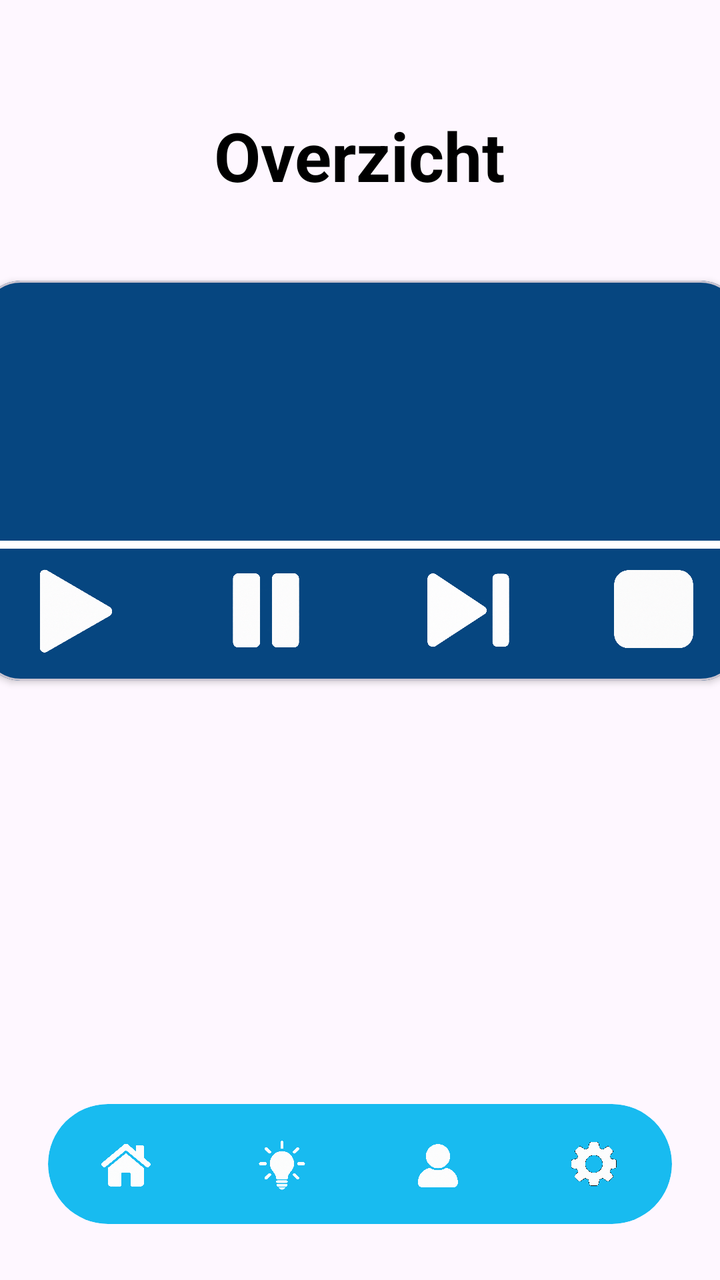
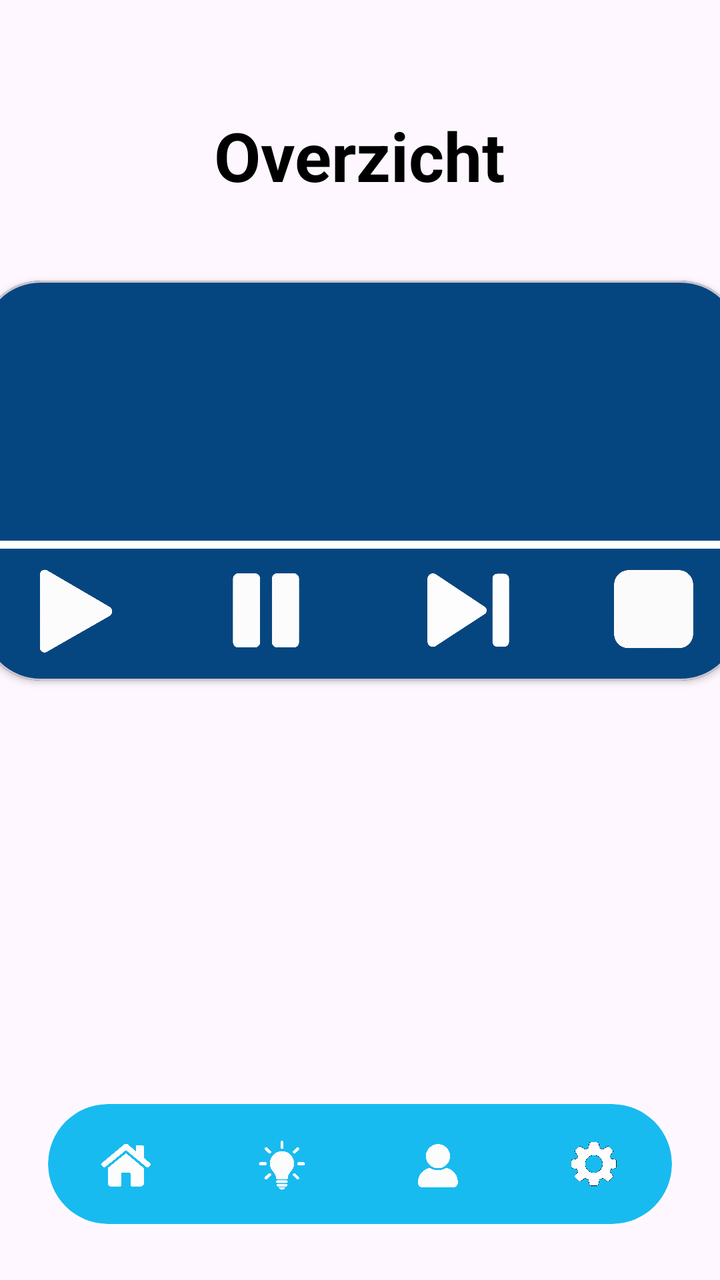

Compare the two renders of this Android layout. The source of the first and the diff that turns it into the second are given below.
<!-- AndroidManifest.xml: application theme Theme.Homeassistantdasboard -->
<!-- res/layout/activity_dasboard.xml -->
<?xml version="1.0" encoding="utf-8"?>
<androidx.constraintlayout.widget.ConstraintLayout xmlns:android="http://schemas.android.com/apk/res/android"
    xmlns:app="http://schemas.android.com/apk/res-auto"
    xmlns:tools="http://schemas.android.com/tools"
    android:id="@+id/main"
    android:layout_width="match_parent"
    android:layout_height="match_parent"
    tools:context=".dasboard">

    

    <TextView
        android:id="@+id/textView2"
        android:layout_width="wrap_content"
        android:layout_height="wrap_content"
        android:layout_marginTop="55dp"
        android:text="Overzicht"
        android:textColor="#000000"
        android:textSize="34sp"
        android:textStyle="bold"
        app:layout_constraintEnd_toEndOf="parent"
        app:layout_constraintStart_toStartOf="parent"
        app:layout_constraintTop_toTopOf="parent" />

    
    <com.google.android.material.card.MaterialCardView
        android:id="@+id/musicCard"
        android:layout_width="380dp"
        android:layout_height="200dp"
        android:layout_marginStart="24dp"
        android:layout_marginTop="40dp"
        android:layout_marginEnd="24dp"
        app:cardBackgroundColor="#064680"
        app:cardCornerRadius="20dp"
        app:cardElevation="2dp"
        app:layout_constraintEnd_toEndOf="parent"
        app:layout_constraintStart_toStartOf="parent"
        app:layout_constraintTop_toBottomOf="@id/textView2">

        <androidx.constraintlayout.widget.ConstraintLayout
            android:layout_width="match_parent"
            android:layout_height="match_parent">

            <ImageView
                android:id="@+id/playButton2"
                android:layout_width="80dp"
                android:layout_height="60dp"
                android:layout_marginStart="2dp"
                android:layout_marginBottom="2dp"
                android:backgroundTint="#0557A2"
                android:src="@drawable/playbutton"
                android:textAllCaps="false"
                app:cornerRadius="20dp"
                app:iconSize="20dp"
                app:layout_constraintBottom_toBottomOf="parent"
                app:layout_constraintEnd_toEndOf="parent"
                app:layout_constraintHorizontal_bias="0.016"
                app:layout_constraintStart_toStartOf="parent"
                app:layout_constraintTop_toTopOf="parent"
                app:layout_constraintVertical_bias="0.971" />

            <ImageView
                android:id="@+id/pauseButton2"
                android:layout_width="80dp"
                android:layout_height="60dp"
                android:layout_marginStart="16dp"
                android:layout_marginBottom="2dp"
                android:backgroundTint="#0557A2"
                android:src="@drawable/pauze"
                app:layout_constraintBottom_toBottomOf="parent"
                app:layout_constraintStart_toEndOf="@+id/playButton2"
                app:layout_constraintTop_toTopOf="parent"
                app:layout_constraintVertical_bias="0.971"/>

            <ImageView
                android:id="@+id/pauseButton"
                android:layout_width="90dp"
                android:layout_height="60dp"
                android:layout_marginStart="16dp"
                android:backgroundTint="#0557A2"
                android:src="@drawable/next"
                android:textAllCaps="false"
                app:cornerRadius="20dp"
                app:layout_constraintBottom_toBottomOf="parent"
                app:layout_constraintStart_toEndOf="@+id/pauseButton2"
                app:layout_constraintTop_toTopOf="parent"
                app:layout_constraintVertical_bias="0.957" />

            <ImageView
                android:id="@+id/stopButton"
                android:layout_width="69dp"
                android:layout_height="58dp"
                android:layout_marginStart="15dp"
                android:layout_marginEnd="2dp"
                android:backgroundTint="#0557A2"
                android:src="@drawable/stopgoed"
                android:textAllCaps="false"
                app:cornerRadius="20dp"
                app:layout_constraintBottom_toBottomOf="parent"
                app:layout_constraintEnd_toEndOf="parent"
                app:layout_constraintHorizontal_bias="0.976"
                app:layout_constraintStart_toEndOf="@+id/pauseButton"
                app:layout_constraintStart_toStartOf="parent"
                app:layout_constraintTop_toTopOf="parent"
                app:layout_constraintVertical_bias="0.943" />

            <Button
                android:id="@+id/button2"
                android:layout_width="380dp"
                android:layout_height="4dp"
                android:backgroundTint="#FFFFFF"
                android:text="Button"
                app:layout_constraintBottom_toBottomOf="parent"
                app:layout_constraintEnd_toEndOf="parent"
                app:layout_constraintHorizontal_bias="0.0"
                app:layout_constraintStart_toStartOf="parent"
                app:layout_constraintTop_toTopOf="parent"
                app:layout_constraintVertical_bias="0.663" />

        </androidx.constraintlayout.widget.ConstraintLayout>

    </com.google.android.material.card.MaterialCardView>


    <com.google.android.material.card.MaterialCardView
        android:id="@+id/bottomBar"
        android:layout_width="0dp"
        android:layout_height="60dp"
        android:layout_marginStart="24dp"
        android:layout_marginEnd="24dp"
        android:layout_marginBottom="28dp"
        app:cardBackgroundColor="#18BBF0"
        app:cardCornerRadius="30dp"
        app:cardElevation="0dp"
        app:layout_constraintBottom_toBottomOf="parent"
        app:layout_constraintEnd_toEndOf="parent"
        app:layout_constraintStart_toStartOf="parent"
        app:strokeWidth="0dp">

        <LinearLayout
            android:layout_width="match_parent"
            android:layout_height="match_parent"
            android:orientation="horizontal"
            android:weightSum="4">

            
            <FrameLayout
                android:id="@+id/navItem1"
                android:layout_width="0dp"
                android:layout_height="match_parent"
                android:layout_weight="1"
                android:clickable="true"
                android:focusable="true">

                <ImageView
                    android:layout_width="30dp"
                    android:layout_height="30dp"
                    android:layout_gravity="center"
                    android:contentDescription="Home"
                    android:src="@drawable/house" />

            </FrameLayout>


            
            <FrameLayout
                android:id="@+id/navItem2"
                android:layout_width="0dp"
                android:layout_height="match_parent"
                android:layout_weight="1"
                android:clickable="true"
                android:focusable="true">

                <ImageView
                    android:layout_width="30dp"
                    android:layout_height="30dp"
                    android:layout_gravity="center"
                    android:contentDescription="Lamp"
                    android:src="@drawable/lamp" />

            </FrameLayout>


            
            <FrameLayout
                android:id="@+id/navItem3"
                android:layout_width="0dp"
                android:layout_height="match_parent"
                android:layout_weight="1"
                android:clickable="true"
                android:focusable="true">

                <ImageView
                    android:layout_width="30dp"
                    android:layout_height="30dp"
                    android:layout_gravity="center"
                    android:contentDescription="Gebruiker"
                    android:src="@drawable/usr" />

            </FrameLayout>


            
            <FrameLayout
                android:id="@+id/navItem4"
                android:layout_width="0dp"
                android:layout_height="match_parent"
                android:layout_weight="1"
                android:clickable="true"
                android:focusable="true">

                <ImageView
                    android:id="@+id/settingsbutton"
                    android:layout_width="30dp"
                    android:layout_height="30dp"
                    android:layout_gravity="center"
                    android:contentDescription="Instellingen"
                    android:src="@drawable/settings1" />






            </FrameLayout>

        </LinearLayout>

    </com.google.android.material.card.MaterialCardView>

</androidx.constraintlayout.widget.ConstraintLayout>
<!-- resources referenced by this layout -->
<resources>
  <!-- drawable house: png bitmap (drawable, 434060 bytes) -->
  <!-- drawable lamp: png bitmap (drawable, 342665 bytes) -->
  <!-- drawable next: png bitmap (drawable, 973981 bytes) -->
  <!-- drawable pauze: png bitmap (drawable, 325704 bytes) -->
  <!-- drawable playbutton: png bitmap (drawable, 355378 bytes) -->
  <!-- drawable settings1: png bitmap (drawable, 500232 bytes) -->
  <!-- drawable stopgoed: png bitmap (drawable, 563368 bytes) -->
  <!-- drawable usr: png bitmap (drawable, 377254 bytes) -->
  <style name="Theme.Homeassistantdasboard" parent="Base.Theme.Homeassistantdasboard" />
  <style name="Base.Theme.Homeassistantdasboard" parent="Theme.Material3.DayNight.NoActionBar">
          
          
      </style>
</resources>

<!-- the commit's change to res/layout/activity_dasboard.xml (unified diff, before → after) -->
@@ -31,7 +31,7 @@
         android:layout_marginTop="40dp"
         android:layout_marginEnd="24dp"
         app:cardBackgroundColor="#064680"
-        app:cardCornerRadius="20dp"
+        app:cardCornerRadius="30dp"
         app:cardElevation="2dp"
         app:layout_constraintEnd_toEndOf="parent"
         app:layout_constraintStart_toStartOf="parent"
@@ -70,7 +70,7 @@
                 app:layout_constraintBottom_toBottomOf="parent"
                 app:layout_constraintStart_toEndOf="@+id/playButton2"
                 app:layout_constraintTop_toTopOf="parent"
-                app:layout_constraintVertical_bias="0.971"/>
+                app:layout_constraintVertical_bias="0.971" />
 
             <ImageView
                 android:id="@+id/pauseButton"
@@ -218,6 +218,20 @@
                     android:src="@drawable/settings1" />
 
 
+                <TextView
+                    android:id="@+id/trackText"
+                    android:layout_width="match_parent"
+                    android:layout_height="wrap_content"
+                    android:layout_margin="16dp"
+                    android:gravity="center"
+                    android:text="Muziek wordt geladen..."
+                    android:textColor="#FFFFFF"
+                    android:textSize="18sp"
+                    android:textStyle="bold"
+                    android:maxLines="2"
+                    android:ellipsize="end"
+                    android:padding="12dp" />
+
 
 
 
